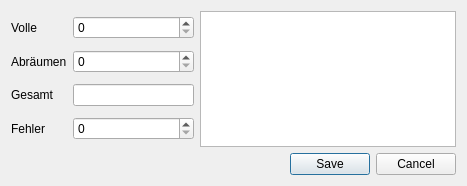
Above: EditPlayerPenaltyView.ui from morpheus686/kegelkasse_python before the change. Below: the same form after it.
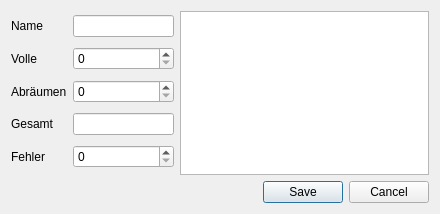
That is the form after the change.

The edit to the form file:
```diff
--- a/EditPlayerPenaltyView.ui
+++ b/EditPlayerPenaltyView.ui
@@ -6,8 +6,8 @@
    <rect>
     <x>0</x>
     <y>0</y>
-    <width>467</width>
-    <height>186</height>
+    <width>440</width>
+    <height>214</height>
    </rect>
   </property>
   <property name="windowTitle">
@@ -16,57 +16,71 @@
   <layout class="QGridLayout" name="gridLayout_2">
    <item row="0" column="0">
     <layout class="QGridLayout" name="gridLayout">
+     <item row="3" column="1">
+      <widget class="QLineEdit" name="total_line_edit">
+       <property name="readOnly">
+        <bool>true</bool>
+       </property>
+      </widget>
+     </item>
+     <item row="2" column="1">
+      <widget class="QSpinBox" name="clear_spin_box">
+       <property name="maximum">
+        <number>300</number>
+       </property>
+      </widget>
+     </item>
      <item row="1" column="0">
-      <widget class="QLabel" name="label_3">
-       <property name="text">
-        <string>Abräumen</string>
-       </property>
-      </widget>
-     </item>
-     <item row="2" column="0">
-      <widget class="QLabel" name="label_4">
-       <property name="text">
-        <string>Gesamt</string>
-       </property>
-      </widget>
-     </item>
-     <item row="3" column="0">
-      <widget class="QLabel" name="label_5">
-       <property name="text">
-        <string>Fehler</string>
-       </property>
-      </widget>
-     </item>
-     <item row="0" column="0">
       <widget class="QLabel" name="label_2">
        <property name="text">
         <string>Volle</string>
        </property>
       </widget>
      </item>
-     <item row="0" column="1">
-      <widget class="QSpinBox" name="full_spin_box">
-       <property name="maximum">
-        <number>800</number>
-       </property>
-      </widget>
-     </item>
-     <item row="1" column="1">
-      <widget class="QSpinBox" name="clear_spin_box">
-       <property name="maximum">
-        <number>300</number>
-       </property>
-      </widget>
-     </item>
-     <item row="3" column="1">
+     <item row="4" column="1">
       <widget class="QSpinBox" name="error_spin_box">
        <property name="maximum">
         <number>120</number>
        </property>
       </widget>
      </item>
-     <item row="2" column="1">
-      <widget class="QLineEdit" name="total_line_edit">
+     <item row="4" column="0">
+      <widget class="QLabel" name="label_5">
+       <property name="text">
+        <string>Fehler</string>
+       </property>
+      </widget>
+     </item>
+     <item row="3" column="0">
+      <widget class="QLabel" name="label_4">
+       <property name="text">
+        <string>Gesamt</string>
+       </property>
+      </widget>
+     </item>
+     <item row="2" column="0">
+      <widget class="QLabel" name="label_3">
+       <property name="text">
+        <string>Abräumen</string>
+       </property>
+      </widget>
+     </item>
+     <item row="1" column="1">
+      <widget class="QSpinBox" name="full_spin_box">
+       <property name="maximum">
+        <number>800</number>
+       </property>
+      </widget>
+     </item>
+     <item row="0" column="0">
+      <widget class="QLabel" name="label">
+       <property name="text">
+        <string>Name</string>
+       </property>
+      </widget>
+     </item>
+     <item row="0" column="1">
+      <widget class="QLineEdit" name="name_lineedit">
        <property name="readOnly">
         <bool>true</bool>
        </property>
```
Left out of the diff: 14 changed lines with no effect on the pictures.
